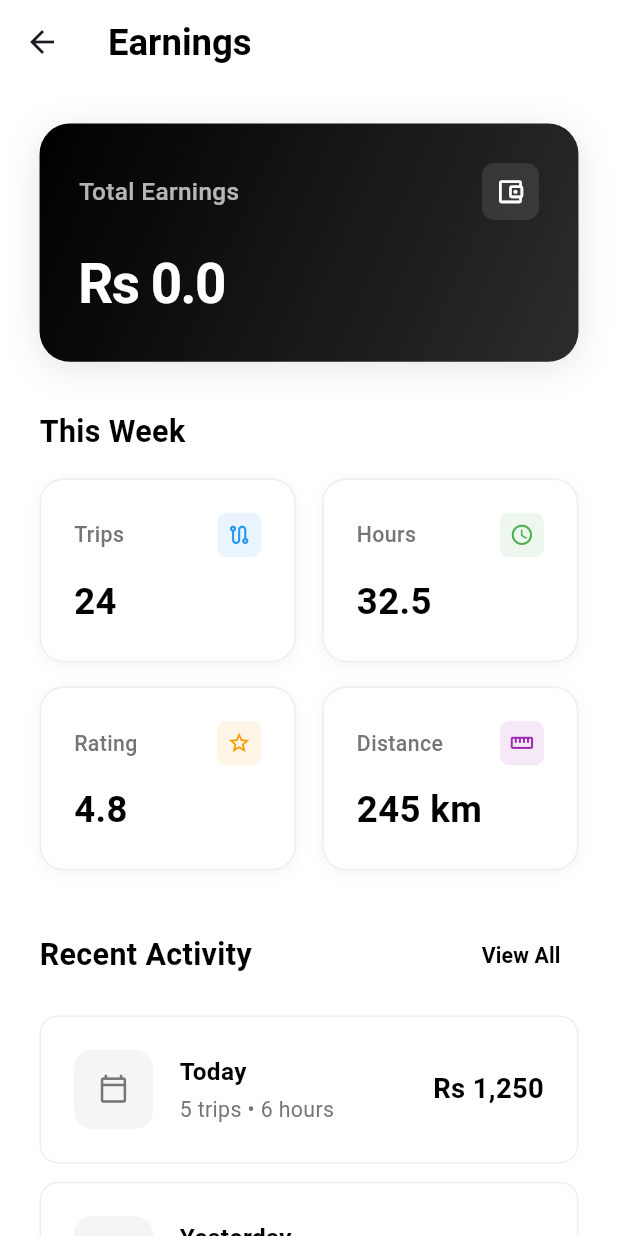
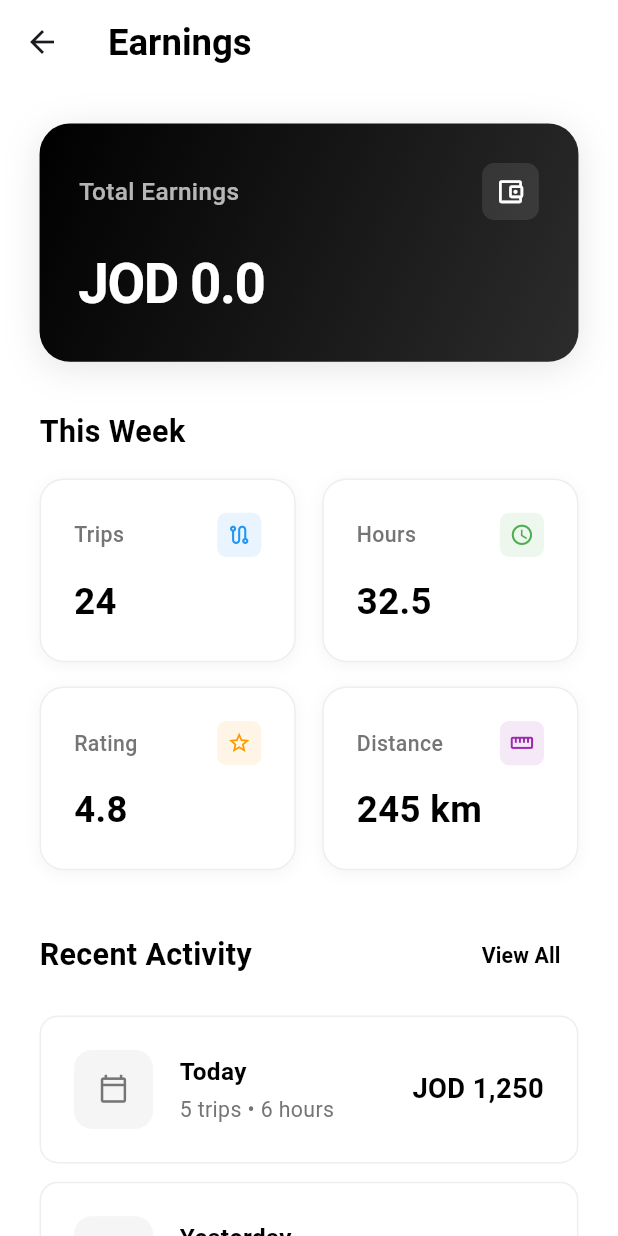
Before and after one commit to AwaeshaHuss/its_pass_mobile_drivers, a Flutter app: the EarningsPage screen opened directly, on a phone screen of 412 x 824 dp. Run offline on Flutter 3.47's test engine with Material 3 defaults, Android fonts, the phone set to English and light mode, and no system bars; our stand-ins replace bloc, cached_network_image, connectivity_plus, country_picker, dio, equatable and 12 more; missing offline and left inert: flutter_polyline_points; accounts and stored records are empty.

Commit message:
feat: Change currency from Rs to JOD in EarningsScreen
- Updated total earnings display to show JOD instead of Rs
- Changed all activity items to use JOD currency
- Maintains consistent Jordanian Dinar currency throughout earnings page
- Hot reload successful, changes tested and working

```diff
--- a/lib/pages/earnings/earning_page.dart
+++ b/lib/pages/earnings/earning_page.dart
@@ -120,7 +120,7 @@ class _EarningsPageState extends State<EarningsPage> {
                           );
                         } else {
                           return Text(
-                            'Rs ${provider.driverEarnings ?? 0}',
+                            'JOD ${provider.driverEarnings ?? 0}',
                             style: TextStyle(
                               color: Colors.white,
                               fontSize: 36.sp,
@@ -230,21 +230,21 @@ class _EarningsPageState extends State<EarningsPage> {
               // Activity List
               _buildActivityItem(
                 date: 'Today',
-                amount: 'Rs 1,250',
+                amount: 'JOD 1,250',
                 trips: '5 trips',
                 time: '6 hours',
               ),
 
               _buildActivityItem(
                 date: 'Yesterday',
-                amount: 'Rs 980',
+                amount: 'JOD 980',
                 trips: '4 trips',
                 time: '4.5 hours',
               ),
 
               _buildActivityItem(
                 date: 'Dec 9',
-                amount: 'Rs 1,450',
+                amount: 'JOD 1,450',
                 trips: '6 trips',
                 time: '7 hours',
               ),
```
